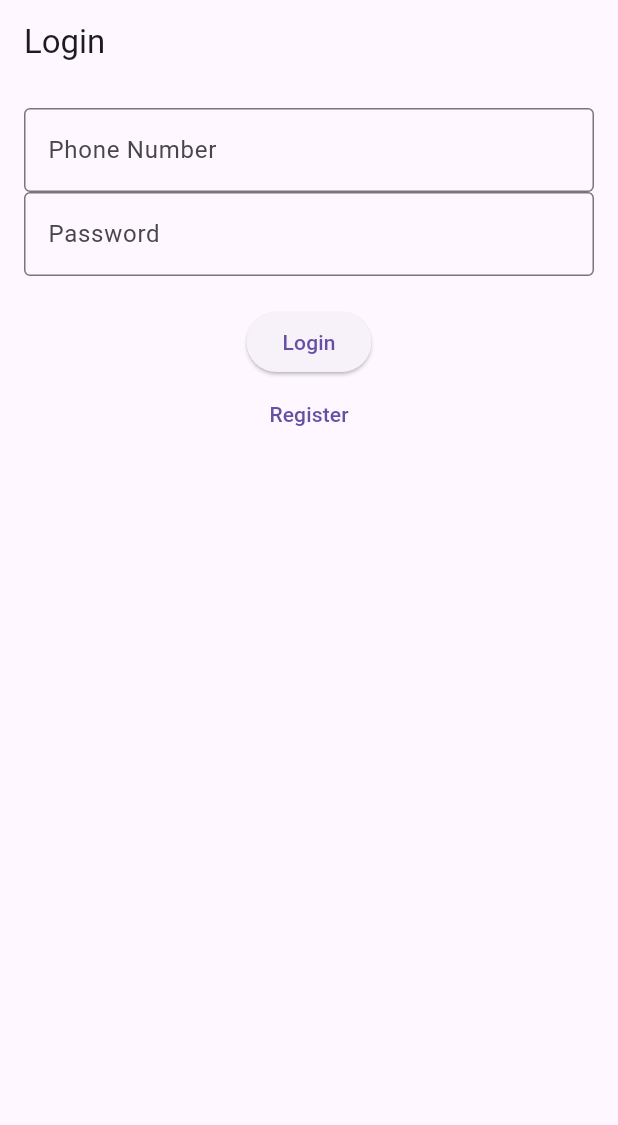
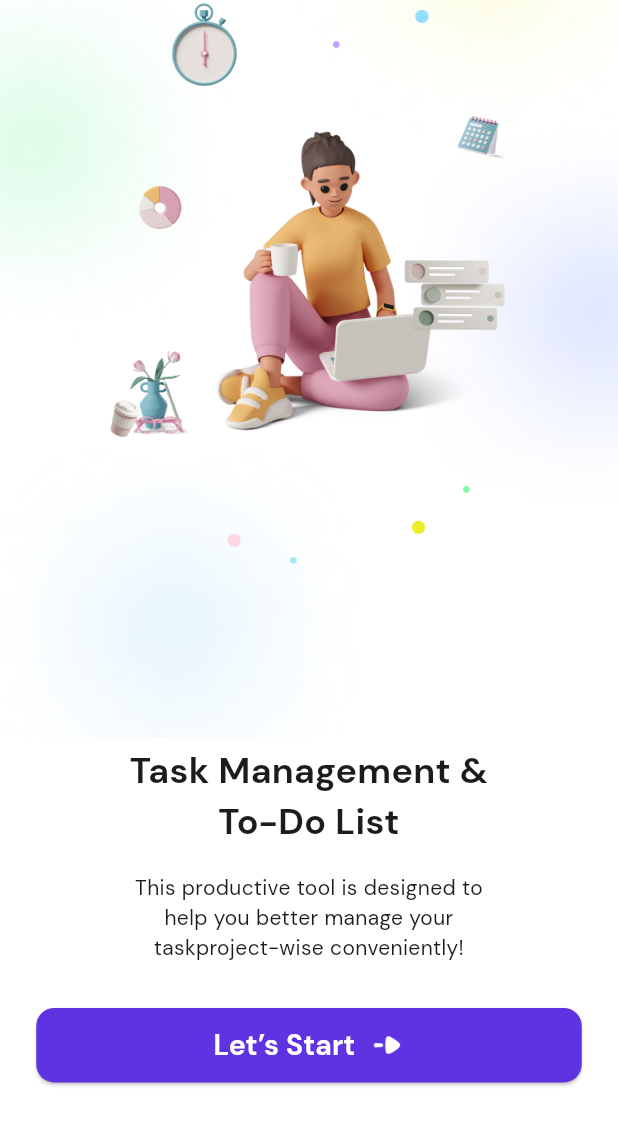
Before and after one commit to ahmedmagdy99101/tasky, a Flutter app: the screen it shows after launch, on a phone screen of 412 x 824 dp. Shown: the top 1125 px of the screen. Run offline on Flutter 3.47's test engine with Material 3 defaults, Android fonts, the phone set to English and light mode, and no system bars; our stand-ins replace bloc, dartz, dio, equatable, flutter_bloc, flutter_screenutil and 4 more; missing offline and left inert: mobile_scanner.

Commit message:
finish welcome page ui

```diff
--- a/lib/config/constants/app_router.dart
+++ b/lib/config/constants/app_router.dart
@@ -1,8 +1,9 @@
-import 'package:flutter/material.dart';
+
 import 'package:go_router/go_router.dart';
 
 import '../../features/auth/presentation/pages/login_page.dart';
 import '../../features/auth/presentation/pages/register_page.dart';
+import '../../features/auth/presentation/pages/welcome_page.dart';
 import '../../features/todo/presentation/pages/add_todo_page.dart';
 import '../../features/todo/presentation/pages/qr_scanner_page.dart';
 import '../../features/todo/presentation/pages/todo_details_page.dart';
@@ -13,6 +14,10 @@ final GoRouter router = GoRouter(
   routes: [
     GoRoute(
       path: '/',
+      builder: (context, state) => const WelcomePage(),
+    ),
+    GoRoute(
+      path: '/login',
       builder: (context, state) => LoginPage(),
     ),
     GoRoute(
--- /dev/null
+++ b/lib/config/theme/app_theme.dart
@@ -0,0 +1,149 @@
+import 'package:flutter/material.dart';
+
+class AppTheme {
+  static const Color primaryColor = Color(0xFF5F33E1);
+  static const Color secondaryColor = Color(0xFF056EEA);
+  static const Color scaffoldBackgroundColor = Color(0xFFFFFFFF);
+
+  static const String fontFamily = 'DM Sans';
+
+  static  ThemeData lightTheme = ThemeData(
+    brightness: Brightness.light,
+    scaffoldBackgroundColor: scaffoldBackgroundColor,
+    appBarTheme: const AppBarTheme(
+      backgroundColor: Colors.white,
+    ),
+    primaryColor: primaryColor,
+    useMaterial3: true,
+    textTheme: const TextTheme(),
+    // colorSchemeSeed: primaryColor,
+    colorScheme: ColorScheme.fromSeed(
+        seedColor: primaryColor,
+        brightness: Brightness.light,
+        primary: primaryColor,
+        onPrimary: Colors.white,
+        secondary: secondaryColor,
+        onSecondary: Colors.white,
+        background: Colors.white,
+        onBackground: Colors.white,
+
+    ),
+    textSelectionTheme: const TextSelectionThemeData(
+      cursorColor: primaryColor,
+      selectionColor: primaryColor,
+      selectionHandleColor: primaryColor,
+    ),
+    fontFamily: fontFamily,
+    textButtonTheme: TextButtonThemeData(
+      style: TextButton.styleFrom(
+          shape: RoundedRectangleBorder(borderRadius: BorderRadius.circular(5)),
+          tapTargetSize: MaterialTapTargetSize.shrinkWrap,
+          alignment: Alignment.center),
+    ),
+    inputDecorationTheme: InputDecorationTheme(
+      filled: true,
+      fillColor: const Color(0xffffffff),
+      contentPadding: const EdgeInsets.all(14.0),
+      isDense: true,
+      hintStyle: const TextStyle(color: Color(0xff9E9E9E)),
+      labelStyle: const TextStyle(color: Color(0xff9E9E9E)),
+      focusColor: primaryColor,
+      floatingLabelStyle: const TextStyle(color: primaryColor, fontSize: 18),
+      border: OutlineInputBorder(
+        borderSide: const BorderSide(
+          width: 1,
+          color: Color(0xffE4E4E4),
+        ),
+        borderRadius: BorderRadius.circular(15.0),
+      ),
+      enabledBorder: OutlineInputBorder(
+          borderRadius: BorderRadius.circular(15.0),
+          borderSide: const BorderSide(color: Color(0xffE4E4E4), width: 1.0)),
+      focusedBorder: OutlineInputBorder(
+        borderSide: const BorderSide(
+          width: 1,
+          color: primaryColor,
+        ),
+        borderRadius: BorderRadius.circular(15.0),
+      ),
+      errorBorder: OutlineInputBorder(
+        borderSide: const BorderSide(
+          color: Colors.red,
+          width: 1,
+        ),
+        borderRadius: BorderRadius.circular(15.0),
+      ),
+    ),
+    elevatedButtonTheme: ElevatedButtonThemeData(
+        style: ButtonStyle(
+            shape: MaterialStateProperty.all<OutlinedBorder>(
+                RoundedRectangleBorder(
+                    borderRadius: BorderRadius.circular(20.0))),
+            backgroundColor: MaterialStateProperty.all<Color>(primaryColor),
+            foregroundColor: MaterialStateProperty.all<Color>(Colors.black),
+            overlayColor: MaterialStateProperty.all<Color>(Colors.black26))),
+    floatingActionButtonTheme: const FloatingActionButtonThemeData(
+        backgroundColor: primaryColor,
+        foregroundColor: Colors.white,
+        shape: CircleBorder()),
+    bottomSheetTheme: const BottomSheetThemeData(
+
+      backgroundColor: Color(0xFFF6F6F6),
+    //  modalBackgroundColor: Color(0xFFF6F6F6),
+
+    )
+  );
+
+  static  ThemeData darkTheme = ThemeData(
+    brightness: Brightness.dark,
+    useMaterial3: true,
+    textSelectionTheme: const TextSelectionThemeData(
+      cursorColor: primaryColor,
+      selectionColor: primaryColor,
+      selectionHandleColor: primaryColor,
+    ),
+    fontFamily: fontFamily,
+    scaffoldBackgroundColor: const Color(0xFF222222),
+    primaryColor: primaryColor,
+    switchTheme: SwitchThemeData(
+      trackColor: MaterialStateProperty.all<Color>(Colors.grey),
+      thumbColor: MaterialStateProperty.all<Color>(Colors.white),
+    ),
+    buttonTheme: const ButtonThemeData(
+      buttonColor: primaryColor,
+    ),
+    inputDecorationTheme: InputDecorationTheme(
+      isDense: true,
+      focusColor: primaryColor,
+      floatingLabelStyle: const TextStyle(color: primaryColor, fontSize: 25),
+      border: OutlineInputBorder(
+        borderSide: const BorderSide(
+          width: 1,
+        ),
+        borderRadius: BorderRadius.circular(15.0),
+      ),
+      focusedBorder: OutlineInputBorder(
+        borderSide: const BorderSide(
+          width: 1,
+          color: primaryColor,
+        ),
+        borderRadius: BorderRadius.circular(15.0),
+      ),
+      errorBorder: OutlineInputBorder(
+        borderSide: const BorderSide(
+          color: Colors.red,
+          width: 1,
+        ),
+        borderRadius: BorderRadius.circular(15.0),
+      ),
+    ),
+    elevatedButtonTheme: ElevatedButtonThemeData(
+        style: ButtonStyle(
+            shape: MaterialStateProperty.all<OutlinedBorder>(
+                RoundedRectangleBorder(
+                    borderRadius: BorderRadius.circular(20.0))),
+            backgroundColor: MaterialStateProperty.all<Color>(primaryColor),
+            foregroundColor: MaterialStateProperty.all<Color>(Colors.black),
+            overlayColor: MaterialStateProperty.all<Color>(Colors.black26))),
+  );
+}
--- a/lib/features/auth/presentation/pages/login_page.dart
+++ b/lib/features/auth/presentation/pages/login_page.dart
@@ -1,5 +1,6 @@
 import 'package:flutter/material.dart';
 import 'package:flutter_bloc/flutter_bloc.dart';
+import 'package:flutter_screenutil/flutter_screenutil.dart';
 import '../cubit/auth_cubit.dart';
 import '../widgets/custom_text_field.dart';
 import 'package:go_router/go_router.dart';
@@ -14,13 +15,32 @@ class LoginPage extends StatelessWidget {
   @override
   Widget build(BuildContext context) {
     return Scaffold(
-      appBar: AppBar(
-        title: Text('Login'),
-      ),
-      body: Padding(
-        padding: EdgeInsets.all(16.0),
+      body: SafeArea(
         child: Column(
           children: [
+            Image.asset(
+              "assets/images/art2.png",
+              width: 1.sw,
+              height: 485.h,
+              fit: BoxFit.fitWidth,
+            ),
+            5.verticalSpace,
+            const Padding(
+              padding: EdgeInsets.symmetric(horizontal: 24),
+              child: Column(
+
+                children: [
+                  Align(
+                    alignment: Alignment.centerLeft,
+                    child: Text(
+                      "Login",
+                      style: TextStyle(fontSize: 24, fontWeight: FontWeight.w700),
+
+                    ),
+                  ),
+                ],
+              ),
+            ),
             CustomTextField(
               controller: _phoneNumberController,
               labelText: 'Phone Number',
@@ -30,7 +50,7 @@ class LoginPage extends StatelessWidget {
               labelText: 'Password',
               obscureText: true,
             ),
-            SizedBox(height: 20),
+            const SizedBox(height: 20),
             BlocConsumer<AuthCubit, AuthState>(
               listener: (context, state) {
                 if (state is AuthLoaded) {
@@ -43,7 +63,7 @@ class LoginPage extends StatelessWidget {
               },
               builder: (context, state) {
                 if (state is AuthLoading) {
-                  return CircularProgressIndicator();
+                  return const CircularProgressIndicator();
                 }
                 return ElevatedButton(
                   onPressed: () {
@@ -52,7 +72,7 @@ class LoginPage extends StatelessWidget {
                       _passwordController.text,
                     );
                   },
-                  child: Text('Login'),
+                  child: const Text('Login'),
                 );
               },
             ),
@@ -60,7 +80,7 @@ class LoginPage extends StatelessWidget {
               onPressed: () {
                 context.push('/register');
               },
-              child: Text('Register'),
+              child: const Text('Register'),
             ),
           ],
         ),
--- /dev/null
+++ b/lib/features/auth/presentation/pages/welcome_page.dart
@@ -0,0 +1,69 @@
+import 'package:flutter/material.dart';
+import 'package:flutter_screenutil/flutter_screenutil.dart';
+import 'package:go_router/go_router.dart';
+import 'package:tasky/config/theme/app_theme.dart';
+
+class WelcomePage extends StatelessWidget {
+  const WelcomePage({super.key});
+
+  @override
+  Widget build(BuildContext context) {
+    return Scaffold(
+      body: SafeArea(
+        child: Column(
+          children: [
+            //10.verticalSpace,
+            Image.asset(
+              "assets/images/art2.png",
+              width: 1.sw,
+              height: 485.h,
+              fit: BoxFit.fitWidth,
+            ),
+            5.verticalSpace,
+            SizedBox(
+                width: 235.w,
+                child: const Text(
+                  "Task Management & To-Do List",
+                  style: TextStyle(fontSize: 24, fontWeight: FontWeight.w700),
+                  textAlign: TextAlign.center,
+                )),
+            16.verticalSpace,
+            SizedBox(
+                width: 235.w,
+                child: const Text(
+                  "This productive tool is designed to help you better manage your taskproject-wise conveniently!",
+                  style: TextStyle(fontSize: 14, fontWeight: FontWeight.w400),
+                  textAlign: TextAlign.center,
+                )),
+            30.verticalSpace,
+            ElevatedButton(
+                onPressed: () {
+                  context.push('/login');
+                },
+                style: ButtonStyle(
+                  backgroundColor: WidgetStateProperty.all(AppTheme.primaryColor),
+                  shape: WidgetStateProperty.all(RoundedRectangleBorder(borderRadius: BorderRadius.circular(12))),
+                  fixedSize: WidgetStateProperty.all(Size(331.w, 49.h))
+                ),
+                child: Row(
+                  mainAxisAlignment: MainAxisAlignment.center,
+                  children: [
+                    const Text(
+                      'Let’s Start',
+                      style: TextStyle(
+                          fontSize: 19,
+                          fontWeight: FontWeight.w700,
+                          color: Colors.white),
+                    ),
+                    8.horizontalSpace,
+                    Image.asset("assets/icons/right_arrow.png",width: 24,),
+
+
+                  ],
+                ))
+          ],
+        ),
+      ),
+    );
+  }
+}
--- a/lib/main.dart
+++ b/lib/main.dart
@@ -1,6 +1,8 @@
 import 'package:flutter/material.dart';
 import 'package:flutter_bloc/flutter_bloc.dart';
+import 'package:flutter_screenutil/flutter_screenutil.dart';
 import 'config/constants/app_router.dart';
+import 'config/theme/app_theme.dart';
 import 'injection_container.dart' as di;
 import 'features/auth/presentation/cubit/auth_cubit.dart';
 import 'features/todo/presentation/cubit/todo_cubit.dart';
@@ -9,10 +11,12 @@ import 'features/todo/presentation/cubit/todo_cubit.dart';
 void main() async {
   WidgetsFlutterBinding.ensureInitialized();
   await di.init();
-  runApp(MyApp());
+  runApp(const MyApp());
 }
 
 class MyApp extends StatelessWidget {
+  const MyApp({super.key});
+
   @override
   Widget build(BuildContext context) {
     return MultiBlocProvider(
@@ -24,10 +28,17 @@ class MyApp extends StatelessWidget {
           create: (_) => di.sl<TodoCubit>(),
         ),
       ],
-      child: MaterialApp.router(
-        routerConfig: router,
-        title: 'Flutter ToDo App',
-      ),
+      child: ScreenUtilInit(
+          designSize: const Size(375, 812),
+          minTextAdapt: true,
+          builder: (context, _) {
+            return MaterialApp.router(
+              routerConfig: router,
+              debugShowCheckedModeBanner: false,
+              theme: AppTheme.lightTheme,
+              title: 'Tasky',
+            );
+          })
     );
   }
 }
```
Also changed, not shown: pubspec.yaml (+25 -53 lines), assets/fonts/DMSans-Bold.ttf (added), assets/fonts/DMSans-Italic.ttf (added), assets/fonts/DMSans-Regular.ttf (added), assets/icons/right_arrow.png (added), assets/images/art.png (added), assets/images/art2.png (added), assets/images/logo.png (added), assets/images/logo.svg (added), assets/images/splash_logo.png (added), pubspec.lock, 69 other files.
